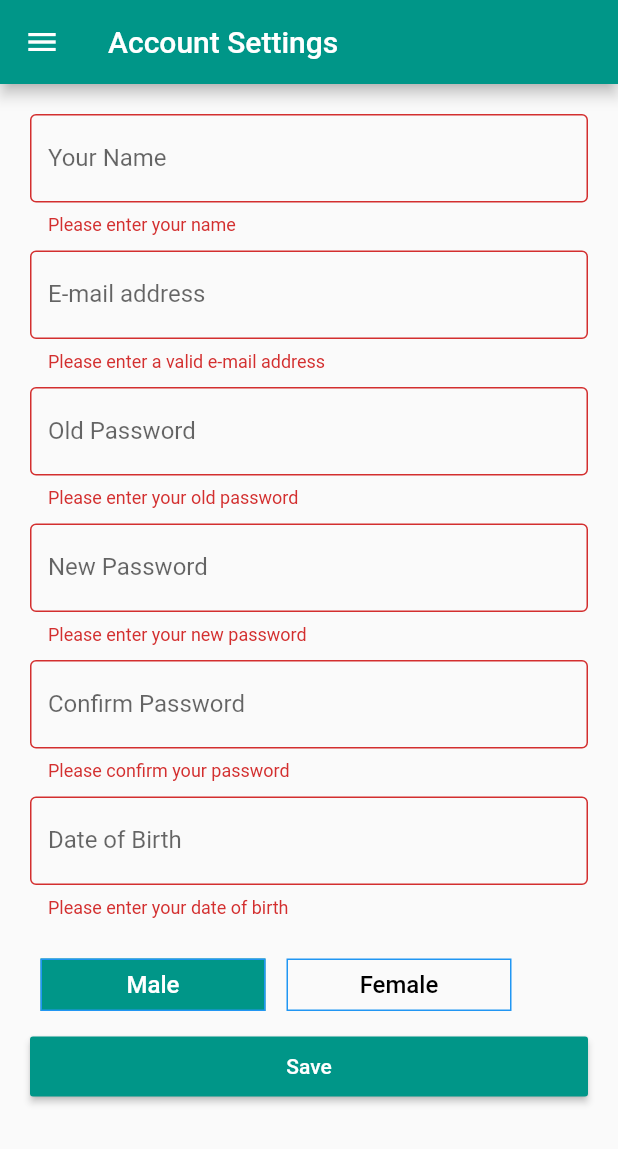
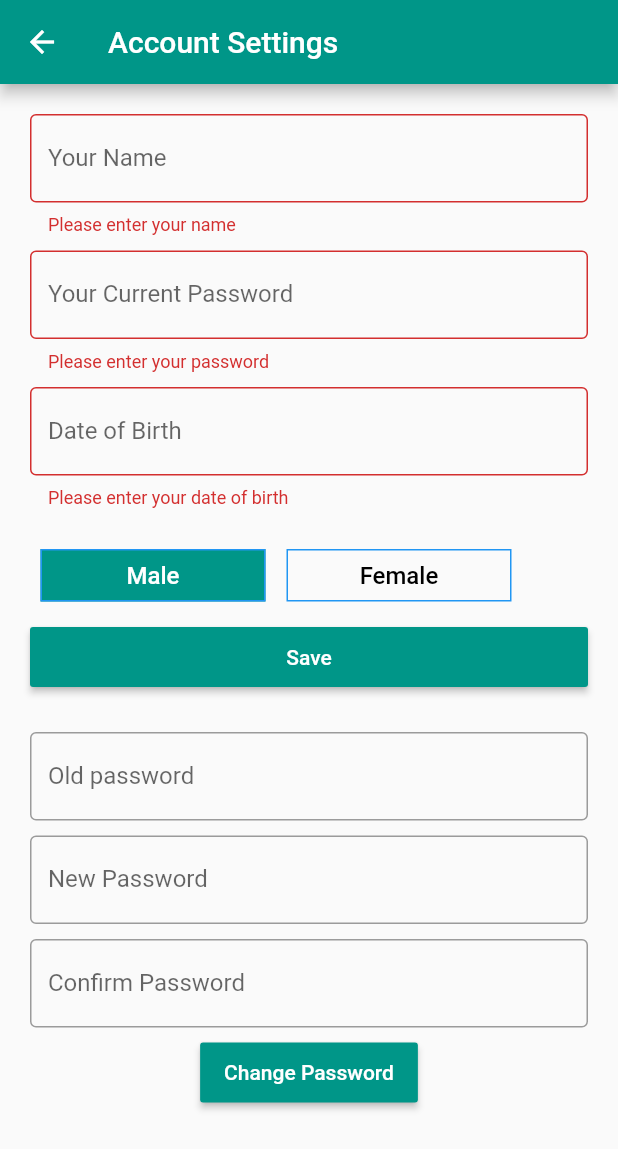
Before and after one commit to MoatazMaher1998/Skin-Cancer-Detection-Mobile-App, a Flutter app: the AccountSettings screen opened directly, after a tap on "Save", on a phone screen of 412 x 824 dp. Shown: the top 1149 px of the screen. Run offline on Flutter 3.47's test engine with Material 2 defaults, Android fonts, the phone set to English and light mode, and no system bars; drawn by our look-alikes of custom_radio_grouped_button; our stand-ins replace animated_text_kit, cloud_firestore, firebase_auth, firebase_core, flutter_spinkit, google_sign_in and 2 more; accounts and stored records are empty; network calls fail; statements that could not run were skipped.

Commit message:
Fixed Account Settings UI

```diff
--- a/lib/AccountSettings.dart
+++ b/lib/AccountSettings.dart
@@ -6,6 +6,7 @@ import 'NavigationDrawer.dart';
 import 'package:intl/intl.dart';
 import 'package:custom_radio_grouped_button/custom_radio_grouped_button.dart';
 import 'package:flutter/cupertino.dart';
+
 
 class AccountSettings extends StatefulWidget {
   @override
@@ -17,10 +18,12 @@ class AccountSettings extends StatefulWidget {
 class EditSettingsState extends State<AccountSettings> {
   //final _firestore = FirebaseFirestore.instance;
   DateTime selectedDate = DateTime.now();
-  var _formKey = GlobalKey<FormState>();
+  var _updateProfileformKey = GlobalKey<FormState>();
+  var _updatePWformKey = GlobalKey<FormState>();
 
   TextEditingController nameController = TextEditingController();
   TextEditingController emailController = TextEditingController();
+  TextEditingController passwordController = TextEditingController();
   TextEditingController oldPasswordController = TextEditingController();
   TextEditingController newpasswordController = TextEditingController();
   TextEditingController confirmPasswordController = TextEditingController();
@@ -32,20 +35,22 @@ class EditSettingsState extends State<AccountSettings> {
   @override
   void initState() {
     super.initState();
+    getUser();
   }
 
   @override
   Widget build(BuildContext context) {
-    Userdetails().getData();
     return Scaffold(
       appBar: AppBar(
         title: Text('Account Settings'),
         backgroundColor: Colors.teal,
       ),
-      drawer: Drawer(child: MyDrawer() // Populate the Drawer in the next step.
-          ),
-      body: Form(
-        key: _formKey,
+
+      body: ListView(
+          shrinkWrap: true,
+        children: <Widget>[
+          Form(
+        key: _updateProfileformKey,
         child: Padding(
           padding: EdgeInsets.all(10),
           child: Container(
@@ -68,66 +73,16 @@ class EditSettingsState extends State<AccountSettings> {
                 Container(
                   padding: EdgeInsets.fromLTRB(10, 10, 10, 0),
                   child: TextFormField(
-                    controller: emailController,
-                    keyboardType: TextInputType.emailAddress,
+                    obscureText: true,
+                    controller: passwordController,
                     // ignore: missing_return
                     validator: (String value) {
-                      bool emailValid = RegExp(
-                              r"^[a-zA-Z0-9.a-zA-Z0-9.!#$%&'*+-/=?^_`{|}~]+@[a-zA-Z0-9]+\.[a-zA-Z]+")
-                          .hasMatch(value);
-                      if (!emailValid) {
-                        return 'Please enter a valid e-mail address';
+                      if (value.isEmpty) {
+                        return 'Please enter your password';
                       }
                     },
                     decoration:
-                        KTextFormField.copyWith(labelText: 'E-mail address'),
-                  ),
-                ),
-                Container(
-                  padding: EdgeInsets.fromLTRB(10, 10, 10, 0),
-                  child: TextFormField(
-                    obscureText: true,
-                    controller: oldPasswordController,
-                    // ignore: missing_return
-                    validator: (String value) {
-                      if (value.isEmpty) {
-                        return 'Please enter your old password';
-                      }
-                    },
-                    decoration:
-                        KTextFormField.copyWith(labelText: 'Old Password'),
-                  ),
-                ),
-                Container(
-                  padding: EdgeInsets.fromLTRB(10, 10, 10, 0),
-                  child: TextFormField(
-                    obscureText: true,
-                    controller: newpasswordController,
-                    // ignore: missing_return
-                    validator: (String value) {
-                      if (value.isEmpty) {
-                        return 'Please enter your new password';
-                      }
-                    },
-                    decoration:
-                        KTextFormField.copyWith(labelText: 'New Password'),
-                  ),
-                ),
-                Container(
-                  padding: EdgeInsets.fromLTRB(10, 10, 10, 0),
-                  child: TextFormField(
-                    obscureText: true,
-                    controller: confirmPasswordController,
-                    // ignore: missing_return
-                    validator: (String value) {
-                      if (value.isEmpty) {
-                        return 'Please confirm your password';
-                      }
-                      if (value != newpasswordController.text)
-                        return 'Passwords do not match';
-                    },
-                    decoration:
-                        KTextFormField.copyWith(labelText: 'Confirm Password'),
+                        KTextFormField.copyWith(labelText: 'Your Current Password'),
                   ),
                 ),
                 Container(
@@ -174,7 +129,7 @@ class EditSettingsState extends State<AccountSettings> {
                   child: CustomRadioButton(
                     width: 150,
                     elevation: 0,
-                    defaultSelected: "MALE",
+                    defaultSelected: genderController,
                     absoluteZeroSpacing: false,
                     unSelectedColor: Theme.of(context).canvasColor,
                     buttonLables: [
@@ -205,7 +160,8 @@ class EditSettingsState extends State<AccountSettings> {
                     child: Text('Save'),
                     onPressed: () {
                       setState(() {
-                        if (_formKey.currentState.validate()) {
+                        if (_updateProfileformKey.currentState.validate()) {
+                          //updateProfile();
                           debugPrint(
                               "SUCCESS + ${emailController.text} + ${nameController.text} + ${newpasswordController.text} + ${confirmPasswordController.text} + ${DOBController.text} + $genderController");
                         }
@@ -218,6 +174,85 @@ class EditSettingsState extends State<AccountSettings> {
           ),
         ),
       ),
+          Expanded( child: Form(
+            key: _updatePWformKey,
+            child: Padding(
+              padding: EdgeInsets.all(10),
+              child: Container(
+                child: SingleChildScrollView(
+                  child: Column(
+                    children: <Widget>[
+                    Container(
+                      padding: EdgeInsets.fromLTRB(10, 10, 10, 0),
+                      child: TextFormField(
+                        controller: oldPasswordController,
+                        // ignore: missing_return
+                        validator: (String value) {
+                          if (value.isEmpty) {
+                            return 'Please enter your old Password';
+                          }
+                        },
+                        decoration: KTextFormField.copyWith(labelText: 'Old password'),
+                      ),
+                    ),
+
+                    Container(
+                      padding: EdgeInsets.fromLTRB(10, 10, 10, 0),
+                      child: TextFormField(
+                        obscureText: true,
+                        controller: newpasswordController,
+                        // ignore: missing_return
+                        validator: (String value) {
+                          if (value.isEmpty) {
+                            return 'Please enter your new password';
+                          }
+                        },
+                        decoration:
+                            KTextFormField.copyWith(labelText: 'New Password'),
+                      ),
+                    ),
+                    Container(
+                      padding: EdgeInsets.fromLTRB(10, 10, 10, 0),
+                      child: TextFormField(
+                        obscureText: true,
+                        controller: confirmPasswordController,
+                        // ignore: missing_return
+                        validator: (String value) {
+                          if (value.isEmpty) {
+                            return 'Please confirm your password';
+                          }
+                          if (value != newpasswordController.text)
+                            return 'Passwords do not match';
+                        },
+                        decoration:
+                            KTextFormField.copyWith(labelText: 'Confirm Password'),
+                      ),
+                    ),
+                    Container(
+                      height: 50,
+                      padding: EdgeInsets.fromLTRB(10, 10, 10, 0),
+                      // ignore: deprecated_member_use
+                      child: RaisedButton(
+                        textColor: Colors.white,
+                        color: Colors.teal,
+                        child: Text('Change Password'),
+                        onPressed: () {
+                          setState(() {
+                            if (_updatePWformKey.currentState.validate()) {
+                              debugPrint(
+                                  "SUCCESS + ${emailController.text} + ${nameController.text} + ${newpasswordController.text} + ${confirmPasswordController.text} + ${DOBController.text} + $genderController");
+                            }
+                          });
+                        },
+                      ),
+                    ),
+                  ],
+                ),
+              ),
+            ),
+          )),
+          )])
+
     );
   }
 
@@ -233,4 +268,21 @@ class EditSettingsState extends State<AccountSettings> {
       });
     DOBController.text = DateFormat.yMMMd().format(selectedDate);
   }
+
+  void getUser() async {
+    bool result = await Userdetails().Userislogged();
+    if (result == true) {
+      String username = await Userdetails().getUserName();
+      String dateofBirth = await Userdetails().getdataOfBirth();
+      String gender = await Userdetails().getGender();
+      nameController.text = username;
+      DOBController.text = dateofBirth;
+      genderController = gender;
+    }
+  }
+
+  void updateProfile() async {
+    final user = await Userdetails().getCurrentUser();
+
+  }
 }
--- a/lib/TestsHistory.dart
+++ b/lib/TestsHistory.dart
@@ -81,7 +81,7 @@ class _TestsHistory extends State<TestsHistory> {
                   color: Colors.black,
                 ),
                 onPressed: () {
-                  Navigator.pop(context);
+                 // Navigator.pop(context);
                   Navigator.push(
                     context,
                     MaterialPageRoute(builder: (context) => AccountSettings()),
--- a/lib/userdetails.dart
+++ b/lib/userdetails.dart
@@ -15,14 +15,14 @@ class Userdetails {
   Map<String, dynamic> _results;
   int _lengthOfResults;
 
-  Future<User> _getCurrentUser() async {
+  Future<User> getCurrentUser() async {
     final user = await _auth.currentUser;
     _loggedInUser = user;
     return _loggedInUser;
   }
 
   void getData() async {
-    _loggedInUser = await _getCurrentUser();
+    _loggedInUser = await getCurrentUser();
     var document = await _firestore.collection('Information').get();
     var messages = document.docs;
     for (var message in messages) {
@@ -90,7 +90,7 @@ class Userdetails {
   }
 
   Future<bool> Userislogged() async {
-    _loggedInUser = await _getCurrentUser();
+    _loggedInUser = await getCurrentUser();
     if (_loggedInUser == null) {
       return false;
     }
@@ -98,7 +98,7 @@ class Userdetails {
   }
 
   Future<String> getUserName() async {
-    _loggedInUser = await _getCurrentUser();
+    _loggedInUser = await getCurrentUser();
     return _loggedInUser.displayName.toString();
   }
 }
```
